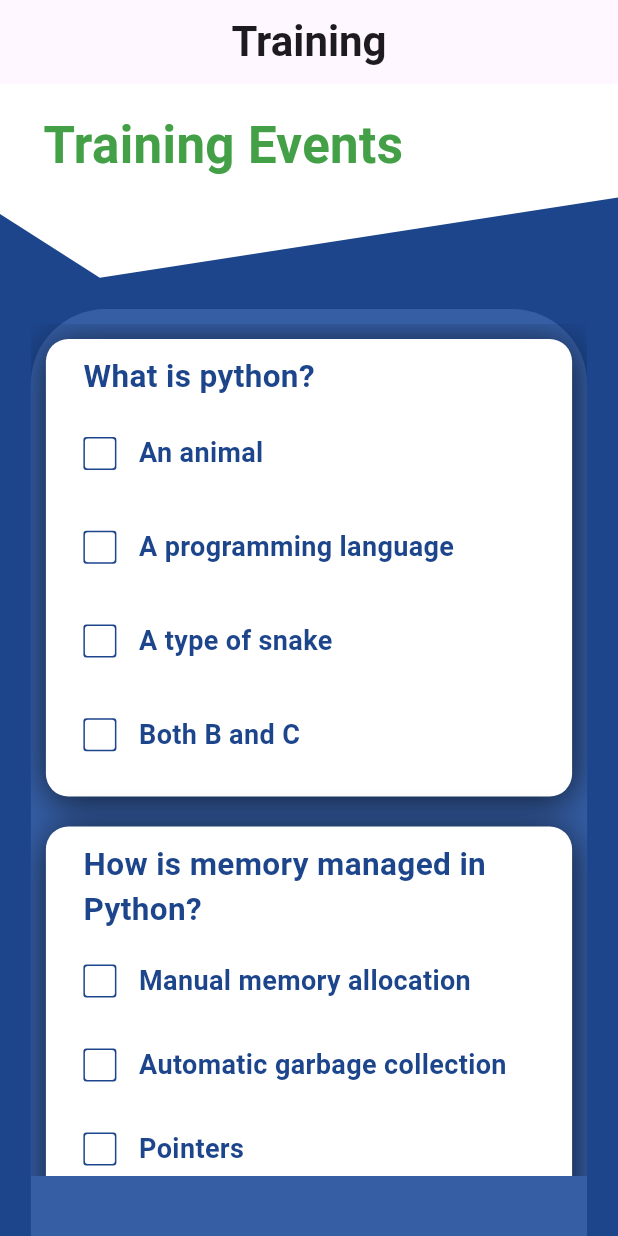
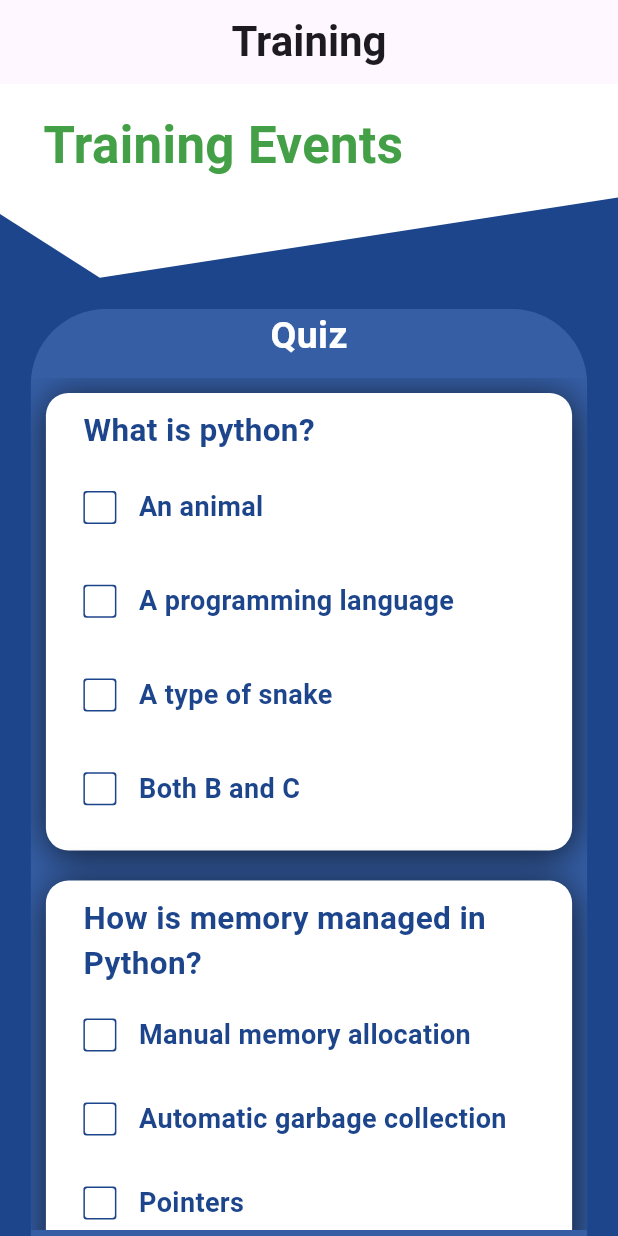
Before and after one commit to imransihab0/diudsl, a Flutter app: the screen it shows after launch, after a tap on "Start Quiz", on a phone screen of 412 x 824 dp. Run offline on Flutter 3.47's test engine with Material 3 defaults, Android fonts, the light colour scheme and no system bars.

Commit message:
Training page updated

```diff
--- a/lib/Contents/Quiz Contents.dart
+++ b/lib/Contents/Quiz Contents.dart
@@ -1,15 +1,15 @@
 class QuizText{
   static List Quizes = [
-    ["What is python?","An animal","A programming language","A type of snake","Both B and C","Next"],
-    ["How is memory managed in Python?","Manual memory allocation","Automatic garbage collection","Pointers","Stack-based memory management","Next"],
-    ["Which of the following is an immutable data type in Python?","List","Tuple","Dictionary","Set","Next"],
-    ["What is the purpose of the \"if name == \"main\":\" statement in Python?","It is used to define a function","It is the main function of the program","It ensures that the code block runs only if the script is executed directly","It is a syntax error","Next"],
-    ["What is the output of the following code snippet?\n\"print(3 * \"Hello\" + \"World\")\"","HelloHelloHelloWorld","HelloWorldHelloWorldHello","HelloWorldHelloHello","HelloHelloHelloHelloWorld","Next"],
-    ["In Python, what is the purpose of the \"pass\" statement?","To skip a loop iteration","To indicate an empty code block","To raise an exception","To break out of a loop","Next"],
-    ["Which module in Python is used for regular expressions?","regex","re","reg","regexlib","Next"],
-    ["What does the \"self\" keyword refer to in Python class methods?","The class instance itself","A variable representing the current method","The parent class","The child class","Next"],
-    ["What is the purpose of the \"try,\" \"except,\" and \"finally\" blocks in Python?","To define a loop","To handle exceptions","To create a function","To declare a variable","Next"],
-    ["Which of the following is used to open a file in Python?","file_open(\"filename.txt\")","open_file(\"filename.txt\")","file(\"filename.txt\", \"r\")","open(\"filename.txt\", \"r\")","Result"],
+    ["What is python?","An animal","A programming language","A type of snake","Both B and C","4",],
+    ["How is memory managed in Python?","Manual memory allocation","Automatic garbage collection","Pointers","Stack-based memory management","2"],
+    ["Which of the following is an immutable data type in Python?","List","Tuple","Dictionary","Set","2"],
+    ["What is the purpose of the \"if name == \"main\":\" statement in Python?","It is used to define a function","It is the main function of the program","It ensures that the code block runs only if the script is executed directly","It is a syntax error","3"],
+    ["What is the output of the following code snippet?\n\"print(3 * \"Hello\" + \"World\")\"","HelloHelloHelloWorld","HelloWorldHelloWorldHello","HelloWorldHelloHello","HelloHelloHelloHelloWorld","1"],
+    ["In Python, what is the purpose of the \"pass\" statement?","To skip a loop iteration","To indicate an empty code block","To raise an exception","To break out of a loop","2"],
+    ["Which module in Python is used for regular expressions?","regex","re","reg","regexlib","2"],
+    ["What does the \"self\" keyword refer to in Python class methods?","The class instance itself","A variable representing the current method","The parent class","The child class","1"],
+    ["What is the purpose of the \"try,\" \"except,\" and \"finally\" blocks in Python?","To define a loop","To handle exceptions","To create a function","To declare a variable","2"],
+    ["Which of the following is used to open a file in Python?","file_open(\"filename.txt\")","open_file(\"filename.txt\")","file(\"filename.txt\", \"r\")","open(\"filename.txt\", \"r\")","4"],
   ];
 
 
--- a/lib/Pages/TrainingPage.dart
+++ b/lib/Pages/TrainingPage.dart
@@ -38,16 +38,19 @@
 }
 
 class _TrainingPageState extends State<TrainingPage> {
-  List<QuizCard> quizes = [];
-  bool isPressed = false;
+
+  bool isPressed = false, // Checks if the current page quiz page
+      resultPage = false; // Checks if the page is result page or front page
   double quizH = 400,rnd = 5;
-  int time = 600;
+  int time = 600,result=0;
+  List ans = [];
+
 
   @override
   Widget build(BuildContext context) {
     double h = MediaQuery.of(context).size.height,
           w = MediaQuery.of(context).size.width,quizW = w*.9;
-
+    List<QuizCard> quizes = [];
 
     void QuizButton() {
       setState(() {
@@ -57,16 +60,65 @@
       });
     }
 
+    // Process result
+    void resultFunction(){
+      bool hasAnswered = true;
+      quizes.forEach((qstn) {
+        if(qstn.controller.text == "")
+          {
+            hasAnswered = false;
+          }
+      });
+      if(hasAnswered)
+        {
+          quizes.forEach((qstn) {
+            if(ans.length<=quizes.length) {
+            ans.add(qstn.controller.text);
+          }
+          if(qstn.controller.text == qstn.info[5])
+              {
+                result++;
+              }
+          });
+          quizH = 400; rnd = 5; result=0;
+          isPressed = false;
+          resultPage = true;
+        }
+      else{
+        const message = SnackBar(
+          content: Center(
+              child: Text(
+                "Answer all questions to proceed",
+                style:
+                TextStyle(fontSize: 15, ),
+              )),
+          duration: Duration(seconds: 2),
+        );
+        ScaffoldMessenger.of(context).showSnackBar(message);
+      }
+      setState(() {
+      });
+    }
+
+    // This function is for exit button in quiz page
+    void ExitButton(){
+      quizH = 400; rnd = 5; result=0;
+      isPressed = false;
+      setState(() {
+      });
+    }
+
 
 
     for (var element in QuizText.Quizes) {
-      // element[0] = "${i.toString()}. ${element[0]}";
+
       quizes.add(QuizCard(
           info: element,
-          ButtonClick: () {},
           controller: TextEditingController()));
     }
 
+
+    // shows this as frontpage in quiz part
     Container quizFrontpage = Container(
       child: Column(
         children: [
@@ -93,6 +145,25 @@
     );
 
 
+    // Quiz page
+    Column quizPage = Column(children: [
+      Column(
+        children: quizes,
+      ),
+      ElevatedButton(
+          onPressed: resultFunction,
+          child: Text("See Result",style: TextStyle(fontSize: 18,fontWeight: FontWeight.bold, color: BaseColor),)),
+      SizedBox(height: 20,)
+    ],);
+
+
+
+    // This will show for showing result
+    Container ResultPage = Container(height: 50,width: 50,color: Colors.green);
+
+
+
+    Container ShowWidget =  resultPage? ResultPage : quizFrontpage;
 
 
 
@@ -103,10 +174,8 @@
 
         child: SingleChildScrollView(
             child: isPressed
-                ? Column(
-                    children: quizes,
-                  )
-                : quizFrontpage)
+                ? quizPage
+                : ShowWidget)
     );
 
     return Scaffold(
@@ -161,7 +230,7 @@
               child: Column(
                 children: [
                   Center(
-                      child: isPressed ? Row() : Text(
+                      child: Text(
                     "Quiz",
                     style: TextStyle(
                       fontWeight: FontWeight.bold,
--- a/lib/Widgets/QuizCard.dart
+++ b/lib/Widgets/QuizCard.dart
@@ -9,20 +9,20 @@
 class QuizCard extends StatefulWidget {
   final TextEditingController controller;
   final List info;
-  final Function() ButtonClick;
-  const QuizCard({super.key, required this.info, required this.ButtonClick, required this.controller});
+
+  const QuizCard({super.key, required this.info,  required this.controller});
 
   @override
-  State<QuizCard> createState() => _QuizCardState(this.info,this.ButtonClick);
+  State<QuizCard> createState() => _QuizCardState(this.info);
 }
 
 class _QuizCardState extends State<QuizCard> {
   List info;
-  Function() ButtonClick;
   bool click1 = false, click2 = false, click3 = false, click4 = false;
 
 
-  _QuizCardState(this.info, this.ButtonClick);
+
+  _QuizCardState(this.info);
 
   @override
   Widget build(BuildContext context) {
```
